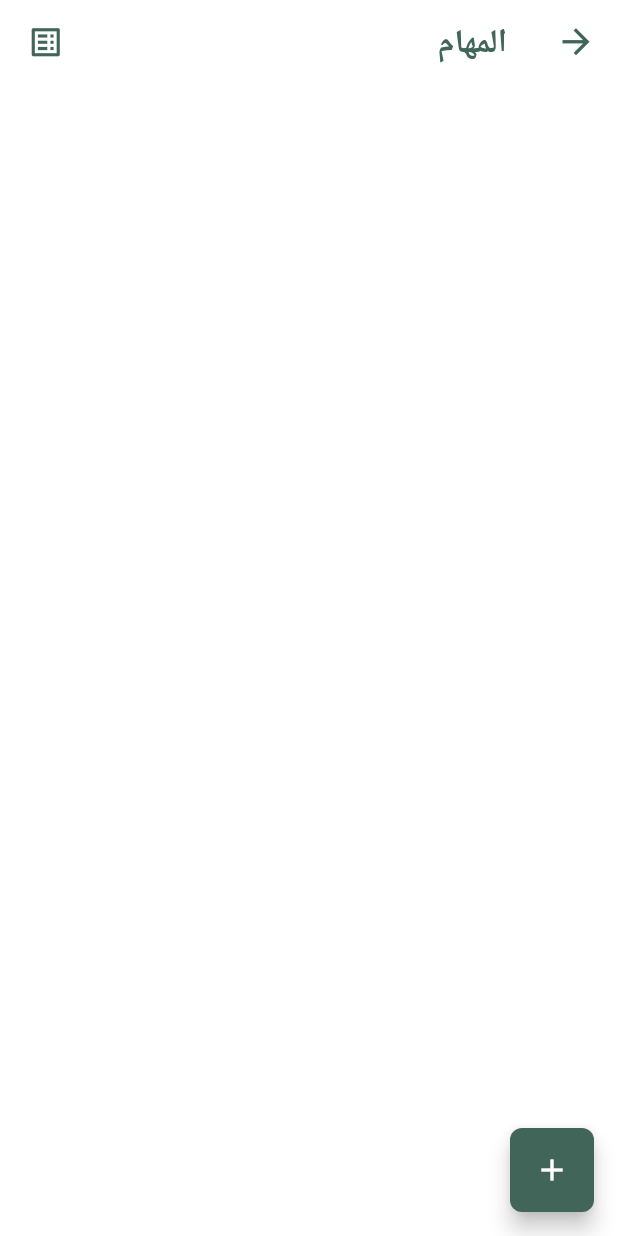
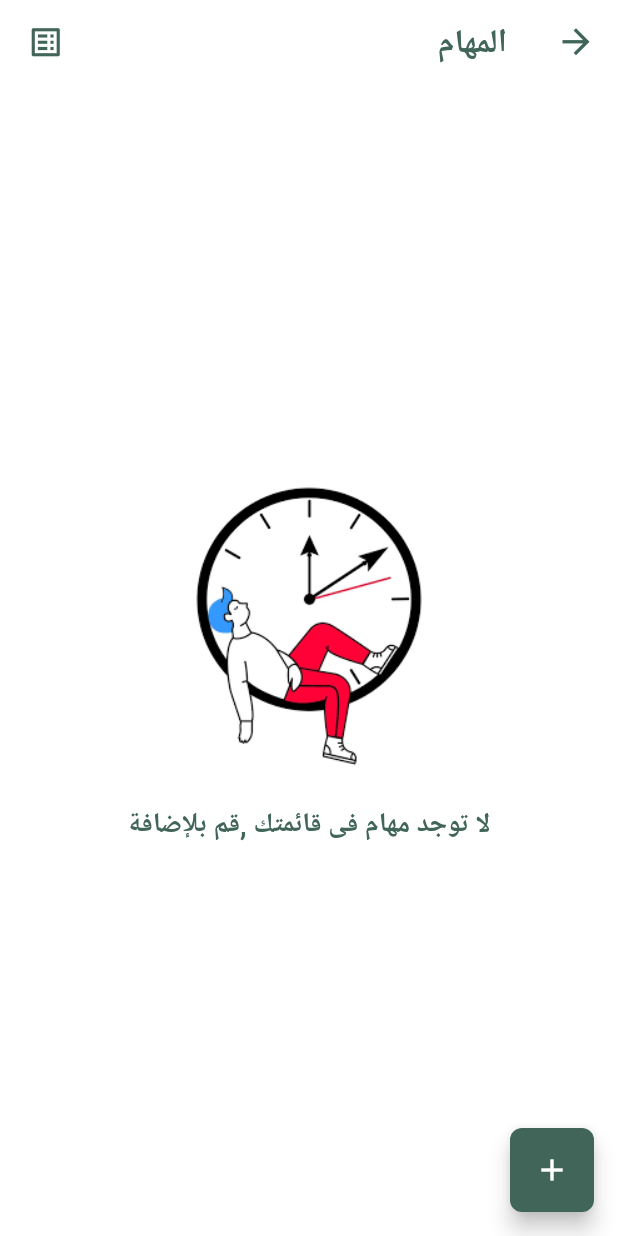
Before and after one commit to rehabsaad075/todo_app, a Flutter app: the TodoHomePageScreen screen opened directly, on a phone screen of 412 x 824 dp. Run offline on Flutter 3.47's test engine with Material 2 defaults, Android fonts, the phone set to English and light mode, and no system bars; our stand-ins replace animated_splash_screen, bloc, dio, flutter_bloc, fluttertoast, shared_preferences and 1 more; accounts and stored records are empty; network calls fail.

Commit message:
create no tasks & all tasks body

```diff
--- /dev/null
+++ b/lib/view/componets/bodies/all_tasks_body.dart
@@ -0,0 +1,30 @@
+import 'package:flutter/material.dart';
+import 'package:flutter_bloc/flutter_bloc.dart';
+import 'package:todo_app/view/componets/bodies/all_tasks_list_view.dart';
+import 'package:todo_app/view/componets/bodies/no_tasks_body.dart';
+import 'package:todo_app/view/componets/bodies/shimmer_tasks.dart';
+import 'package:todo_app/view_model/cubits/get_tasks_cubit/get_tasks_cubit.dart';
+
+class AllTasksBody extends StatelessWidget {
+  const AllTasksBody({super.key});
+
+  @override
+  Widget build(BuildContext context) {
+    return BlocBuilder<GetTasksCubit, GetTasksState>(
+        builder: (context,state){
+          GetTasksCubit getTasksCubit = GetTasksCubit.get(context);
+          if(state is GetTasksLoadingState){
+            return const ShimmerTasks();
+          }
+          else if((getTasksCubit.taskModel?.data?.tasks?.isEmpty)??true){
+            return const NoTasksBody();
+          }
+          else{
+            return  AllTasksListView(
+              getTasksCubit: getTasksCubit,
+            );
+          }
+        }
+    );
+  }
+}
--- a/lib/view/componets/bodies/all_tasks_list_view.dart
+++ b/lib/view/componets/bodies/all_tasks_list_view.dart
@@ -1,7 +1,5 @@
 import 'package:flutter/material.dart';
-import 'package:flutter_bloc/flutter_bloc.dart';
 import 'package:todo_app/models/task_model.dart';
-import 'package:todo_app/view/componets/bodies/shimmer_tasks.dart';
 import 'package:todo_app/view/componets/items/task_item_custom.dart';
 import 'package:todo_app/view/componets/widgets/circular_progress_loading_custom.dart';
 import 'package:todo_app/view/componets/widgets/scroll_configuration_custom.dart';
@@ -11,17 +9,11 @@ import 'package:todo_app/view_model/utils/functions/navigation_functions.dart';
 import 'package:todo_app/view_model/utils/material/app_colors.dart';
 
 class AllTasksListView extends StatelessWidget {
-  const AllTasksListView({super.key});
+  final GetTasksCubit getTasksCubit;
+  const AllTasksListView({super.key, required this.getTasksCubit});
 
   @override
   Widget build(BuildContext context) {
-    return BlocBuilder<GetTasksCubit, GetTasksState>(
-      builder: (context, state) {
-        GetTasksCubit getTasksCubit = GetTasksCubit.get(context);
-         if (state is GetTasksLoadingState){
-          return const ShimmerTasks();
-        }
-        else{
     return ScrollConfigurationCustom(
         child: ListView(
           controller: getTasksCubit.scrollController,
@@ -57,8 +49,4 @@ class AllTasksListView extends StatelessWidget {
           ],
         ));
   }
-
-      },
-    );
 }
-}
--- /dev/null
+++ b/lib/view/componets/bodies/no_tasks_body.dart
@@ -0,0 +1,34 @@
+import 'package:flutter/material.dart';
+import 'package:todo_app/view_model/utils/material/app_colors.dart';
+
+class NoTasksBody extends StatelessWidget {
+  const NoTasksBody({super.key});
+
+  @override
+  Widget build(BuildContext context) {
+    return const Center(
+      child: Column(
+        mainAxisAlignment: MainAxisAlignment.center,
+        children: [
+          SizedBox(
+            height: 200,
+            width: 250,
+            child: Image(
+              image: AssetImage(
+                'assets/images/nothing_do.png',
+              ),
+            ),
+          ),
+          SizedBox(height: 20,),
+          Text(
+            'لا توجد مهام فى قائمتك ,قم بلإضافة',
+            style: TextStyle(
+                color: AppColors.appColor,
+                fontSize: 18,
+                fontWeight: FontWeight.bold),
+          )
+        ],
+      ),
+    );
+  }
+}
--- a/lib/view/screens/todo_screens/todo_home_page_screen.dart
+++ b/lib/view/screens/todo_screens/todo_home_page_screen.dart
@@ -1,7 +1,7 @@
 import 'package:flutter/material.dart';
 import 'package:flutter_bloc/flutter_bloc.dart';
+import 'package:todo_app/view/componets/bodies/all_tasks_body.dart';
 import 'package:todo_app/view/screens/todo_screens/add_task_screen.dart';
-import 'package:todo_app/view/componets/bodies/all_tasks_list_view.dart';
 import 'package:todo_app/view_model/cubits/get_tasks_cubit/get_tasks_cubit.dart';
 import 'package:todo_app/view_model/utils/material/app_icons.dart';
 import 'package:todo_app/view_model/utils/functions/navigation_functions.dart';
@@ -29,7 +29,7 @@ class TodoHomePageScreen extends StatelessWidget {
               ),
             ],
           ),
-          body: const AllTasksListView(),
+          body: const AllTasksBody(),
           floatingActionButtonLocation: FloatingActionButtonLocation
               .startFloat,
           floatingActionButton: FloatingActionButton(
```
Also changed, not shown: assets/images/nothing_do.png (added). Lines whose indentation alone changed are shown as unchanged.
